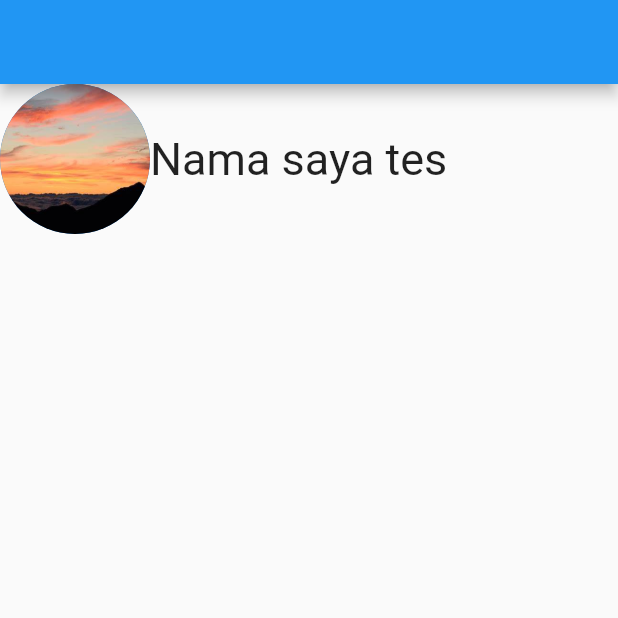
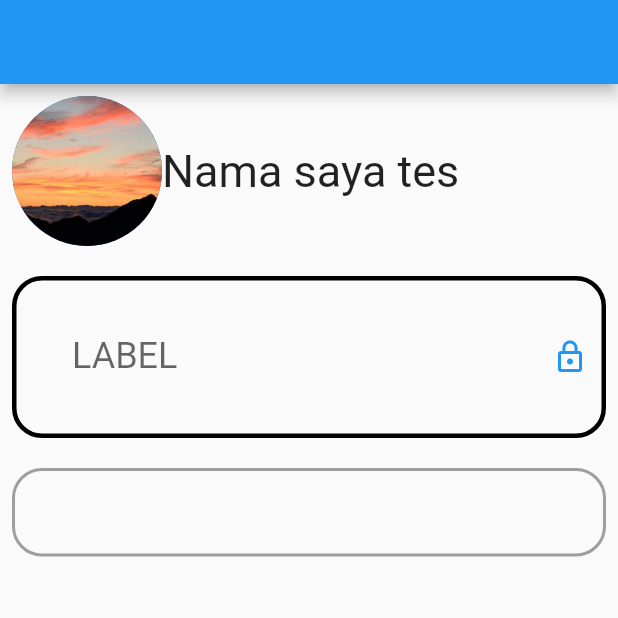
Before and after one commit to syaziman2020/it-club-1, a Flutter app: the screen it shows after launch, on a phone screen of 412 x 824 dp, the top half of it. Run offline on Flutter 3.47's test engine with Material 2 defaults, Android fonts, the phone set to English and light mode, and no system bars.

Commit message:
pertemuan 3

```diff
--- a/lib/main.dart
+++ b/lib/main.dart
@@ -27,7 +27,7 @@ class MyApp extends StatelessWidget {
         // is not restarted.
         primarySwatch: Colors.blue,
       ),
-      home: const PageSatu(),
+      home: PageSatu(),
     );
   }
 }
--- a/lib/page_satu.dart
+++ b/lib/page_satu.dart
@@ -1,23 +1,36 @@
+import 'dart:ui';
+
 import 'package:flutter/cupertino.dart';
 import 'package:flutter/material.dart';
+import 'package:itclub_flutter/bot_nav_bar.dart';
 import 'package:itclub_flutter/page_dua.dart';
+import 'package:itclub_flutter/theme.dart';
 
-class PageSatu extends StatelessWidget {
-  const PageSatu({Key? key}) : super(key: key);
+class PageSatu extends StatefulWidget {
+  PageSatu({Key? key}) : super(key: key);
+
+  @override
+  State<PageSatu> createState() => _PageSatuState();
+}
+
+class _PageSatuState extends State<PageSatu> {
+  TextEditingController textController = TextEditingController();
 
   @override
   Widget build(BuildContext context) {
     return SafeArea(
       child: Scaffold(
         appBar: AppBar(),
-        body: Column(
+        body: Padding(
+          padding: const EdgeInsets.all(8.0),
+          child: Column(
             children: [
               Row(
                 children: [
                   InkWell(
                     onTap: () => Navigator.push(context,
-                      MaterialPageRoute(builder: (context) => PageDua())),
-                  child: Hero(
+                        MaterialPageRoute(builder: (context) => BotNavBar())),
+                    child: const Hero(
                       tag: 'details',
                       child: CircleAvatar(
                         maxRadius: 50,
@@ -30,10 +43,41 @@ class PageSatu extends StatelessWidget {
                   Text(
                     'Nama saya tes',
                     style: TextStyle(fontSize: 30),
+                  ),
+                ],
+              ),
+              SizedBox(
+                height: 20,
+              ),
+              TextField(
+                  style: TextStyle(fontSize: 24),
+                  controller: textController,
+                  decoration: InputDecoration(
+                      contentPadding: EdgeInsets.all(40),
+                      enabledBorder: OutlineInputBorder(
+                          borderSide: BorderSide(width: 3),
+                          borderRadius: BorderRadius.circular(20.0)),
+                      focusedBorder: focusedBorderStyle,
+                      hoverColor: Colors.green,
+                      hintText: 'Password',
+                      hintStyle: TextStyle(fontSize: 24),
+                      label: Text('LABEL'),
+                      suffixIcon: Icon(
+                        Icons.lock_outline,
+                        color: Colors.blue,
+                      ))),
+              SizedBox(
+                height: 20,
+              ),
+              TextField(
+                decoration: InputDecoration(
+                    disabledBorder: OutlineInputBorder(
+                        borderRadius: BorderRadius.circular(20),
+                        borderSide: BorderSide(width: 2, color: Colors.grey))),
+                enabled: false,
               )
             ],
-            )
-          ],
+          ),
         ),
       ),
     );
--- /dev/null
+++ b/lib/theme.dart
@@ -0,0 +1,5 @@
+import 'package:flutter/material.dart';
+
+OutlineInputBorder focusedBorderStyle = OutlineInputBorder(
+    borderRadius: BorderRadius.circular(20),
+    borderSide: BorderSide(width: 3, color: Colors.red));
```
Also changed, not shown: lib/bot_nav_bar.dart (added, +55 -0 lines), lib/page_dua.dart (+19 -5 lines). Lines whose indentation alone changed are shown as unchanged.
